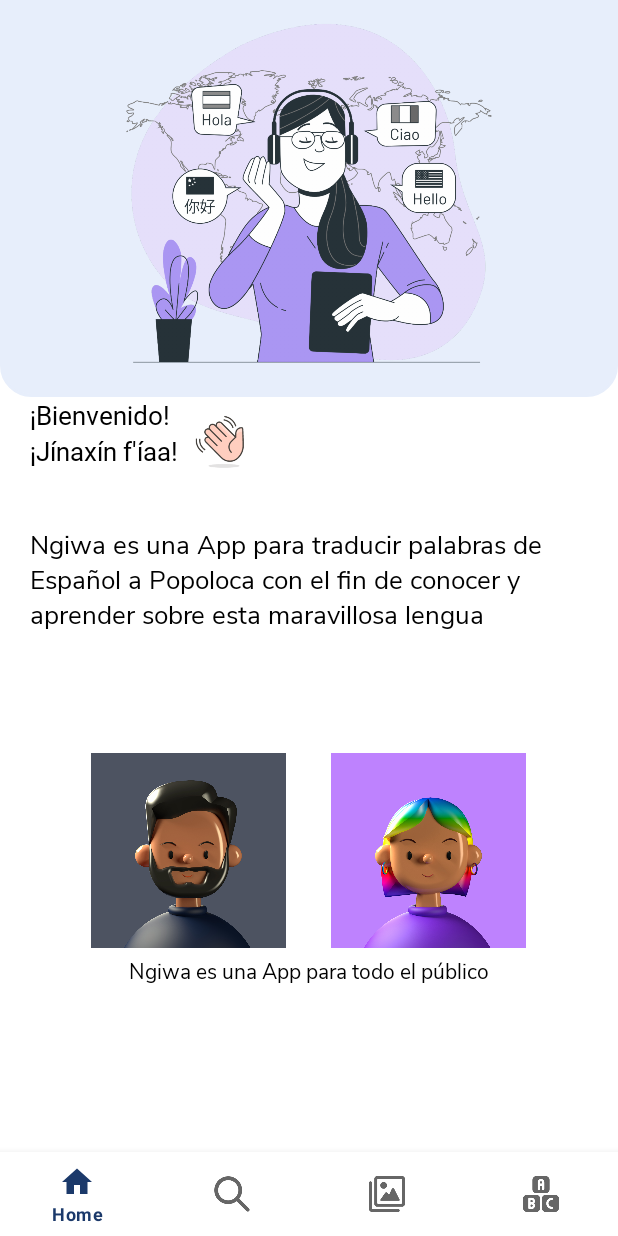
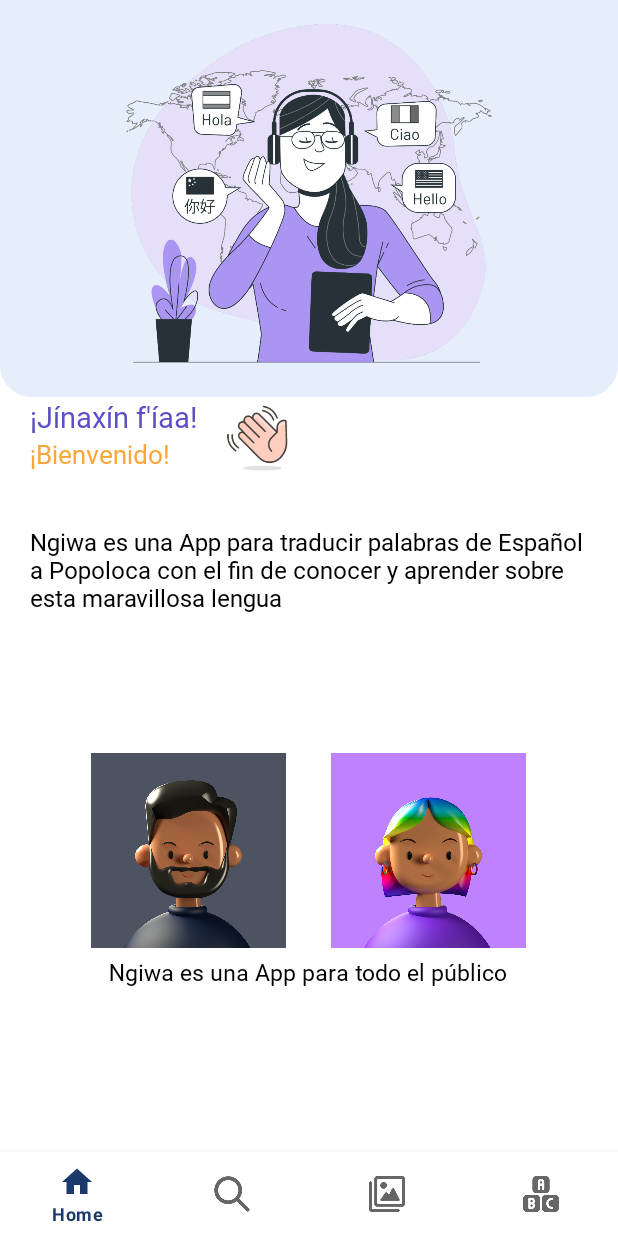
Before and after one commit to Daromo/app-traductor-kt, an Android app: the screen it shows after launch (MainActivity), on a phone screen of 412 x 824 dp. Run offline under Robolectric (Android 15) with nearby library versions, the phone set to English and light mode, and no system bars; our stand-ins replace Firebase (no records; nobody signed in at launch, a user with empty details on screens opened directly), navigation-ui.

Commit message:
Cambios al Home

```diff
--- a/app/src/main/res/layout/fragment_home.xml
+++ b/app/src/main/res/layout/fragment_home.xml
@@ -27,31 +27,33 @@
             android:layout_width="match_parent"
             android:layout_height="0dp"
             android:layout_weight="0.4"
+
             android:layout_marginBottom="10dp">
+
                 <TextView
-                    android:id="@+id/tvWelcomeEs"
-                    android:layout_width="wrap_content"
+                    android:id="@+id/tvWelcomePo"
+                    android:layout_width="120dp"
                     android:layout_height="wrap_content"
-                    android:text="¡Bienvenido!"
-                    style="@style/textTitleHome"
+                    android:text="¡Jínaxín f'íaa!"
+                    style="@style/titleHomePopoloca"
                     android:layout_marginLeft="@dimen/marginLeftHome"/>
 
                 <TextView
-                    android:id="@+id/tvWelcomePo"
-                    android:layout_width="wrap_content"
+                    android:id="@+id/tvWelcomeEs"
+                    android:layout_width="120dp"
                     android:layout_height="wrap_content"
-                    android:text="¡Jínaxín f'íaa!"
-                    style="@style/textTitleHome"
+                    android:text="¡Bienvenido!"
+                    style="@style/titleHomeEspanol"
                     android:layout_marginLeft="@dimen/marginLeftHome"
-                    android:layout_below="@id/tvWelcomeEs"/>
+                    android:layout_below="@id/tvWelcomePo"/>
 
                 <ImageView
                     android:id="@+id/imgHand"
-                    android:layout_width="40dp"
-                    android:layout_height="40dp"
+                    android:layout_width="50dp"
+                    android:layout_height="50dp"
                     android:src="@drawable/ic_hand"
-                    android:layout_toRightOf="@id/tvWelcomePo"
-                    android:layout_alignBottom="@id/tvWelcomePo"
+                    android:layout_toRightOf="@id/tvWelcomeEs"
+                    android:layout_alignBottom="@id/tvWelcomeEs"
                     android:layout_marginLeft="10dp"/>
         </RelativeLayout>
 
@@ -64,8 +66,7 @@
                 android:layout_width="match_parent"
                 android:layout_height="wrap_content"
                 android:text="@string/home_description"
-                style="@style/textHome"
-                android:textColor="#000"
+                style="@style/textDescriptionHome"
                 android:layout_marginRight="@dimen/marginRightHome"
                 android:layout_marginLeft="@dimen/marginLeftHome"
             android:layout_marginBottom="@dimen/marginBottomHome"/>
@@ -102,8 +103,9 @@
                 android:layout_width="wrap_content"
                 android:layout_height="wrap_content"
                 android:text="Ngiwa es una App para todo el público"
-                android:fontFamily="@font/nunito_sans"
+                android:fontFamily="@font/baloo2"
                 android:layout_gravity="center"
+                android:textSize="15sp"
                 android:textColor="#000"
                 android:layout_marginTop="5dp"/>
         </LinearLayout>
--- a/app/src/main/res/values/colors.xml
+++ b/app/src/main/res/values/colors.xml
@@ -9,16 +9,11 @@
     <color name="colorButton">#AB97F3</color>
     <color name="sectionTranslateResult">#FCD4DE</color>
 
-    <!--<color name="colorBtnAnimales">#FFECB2</color>
-    <color name="colorBtnFamilia">#FCD4DE</color>
-    <color name="colorBtnFrutas">#D7EDFC</color>-->
-
-    <color name="colorBtnAnimales">#C4F2FF</color>
-    <color name="colorBtnFamilia">#FFD6F1</color>
-    <color name="colorBtnFrutas">#CCFFAB</color>
-
     <color name="white">#FFF</color>
     <color name="whiteAlpha">#10FFFFFF</color>
     <color name="mediumGrey">#DEDEDE</color>
     <color name="darkGrey">#858585</color>
+
+    <color name="orange">#FDA638</color>
+    <color name="Purple">#5D50C6</color>
 </resources>
--- a/app/src/main/res/values/styles.xml
+++ b/app/src/main/res/values/styles.xml
@@ -8,15 +8,22 @@
         <item name="colorAccent">@color/colorAccent</item>
     </style>
 
-    <style name="textTitleHome">
+    <style name="titleHomePopoloca">
+        <item name="android:fontFamily">@font/baloo2</item>
+        <item name="android:textSize">19sp</item>
+        <item name="android:textColor">@color/Purple</item>
+    </style>
+
+    <style name="titleHomeEspanol">
         <item name="android:fontFamily">@font/baloo2</item>
         <item name="android:textSize">17sp</item>
-        <item name="android:textColor">#000</item>
+        <item name="android:textColor">@color/orange</item>
     </style>
 
-    <style name="textHome">
-        <item name="android:fontFamily">@font/nunito_sans</item>
-        <item name="android:textSize">17sp</item>
+    <style name="textDescriptionHome">
+        <item name="android:fontFamily">@font/baloo2</item>
+        <item name="android:textSize">16sp</item>
+        <item name="android:textColor">#000</item>
     </style>
 
     <style name="CustomChipStyle" parent="Widget.MaterialComponents.Chip.Filter">
```
